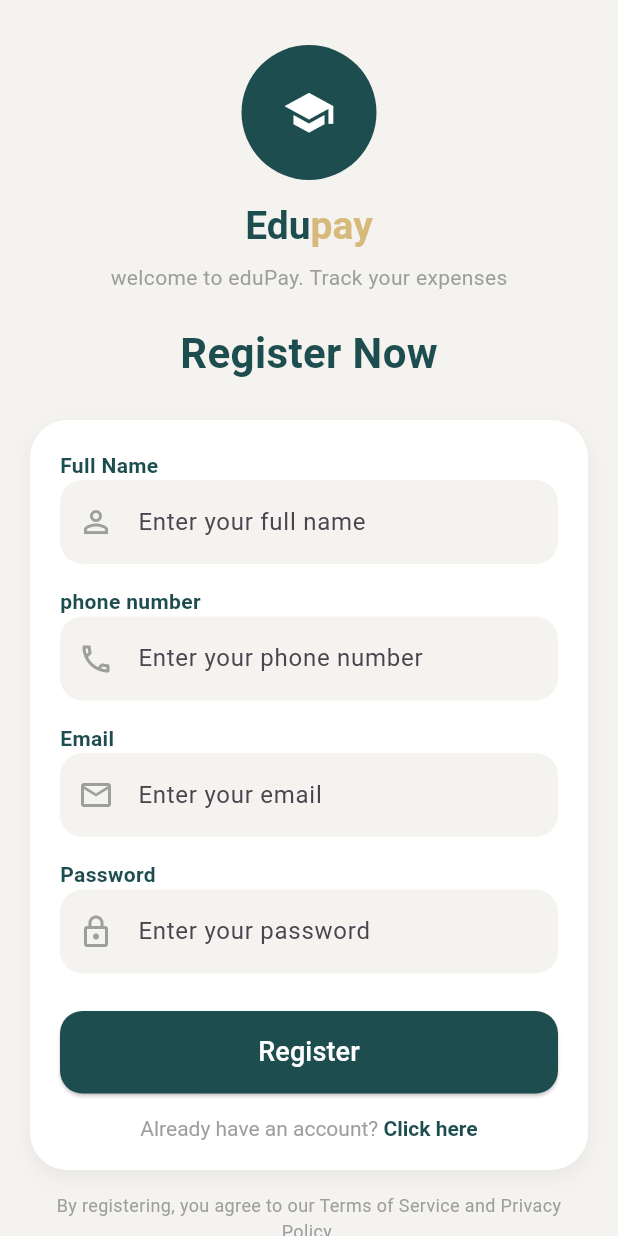
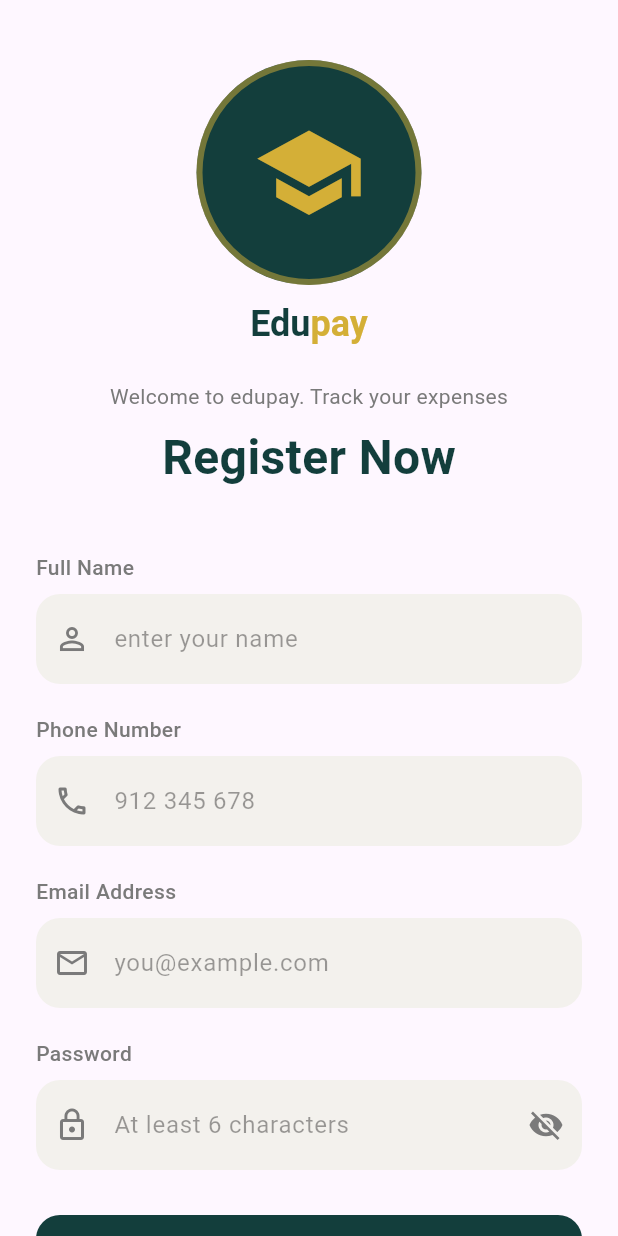
Before and after one commit to fathiahmet/student-expense-app, a Flutter app: the RegisterScreen screen opened directly, on a phone screen of 412 x 824 dp. Run offline on Flutter 3.47's test engine with Material 3 defaults, Android fonts, the phone set to English and light mode, and no system bars; our stand-ins replace cloud_firestore, firebase_auth, firebase_core; missing offline and left inert: student_expense_app; accounts and stored records are empty; statements that could not run were skipped.

Commit message:
RegisterScreen to enhance UI and streamline registration process

```diff
--- a/lib/screens/register_screen.dart
+++ b/lib/screens/register_screen.dart
@@ -1,213 +1,148 @@
 import 'package:flutter/material.dart';
+import '../services/auth_service.dart';
+import '../utils/design_system.dart';
+import 'login_screen.dart';
+import 'dashboard_screen.dart';
 
 class RegisterScreen extends StatefulWidget {
-  const RegisterScreen({super.key});
+  const RegisterScreen({Key? key}) : super(key: key);
 
   @override
   State<RegisterScreen> createState() => _RegisterScreenState();
 }
 
 class _RegisterScreenState extends State<RegisterScreen> {
-  final bool _obscurePassword = true;
+  final _formKey = GlobalKey<FormState>();
+  final _nameCtrl = TextEditingController();
+  final _phoneCtrl = TextEditingController();
+  final _emailCtrl = TextEditingController();
+  final _passCtrl = TextEditingController();
+  bool _isLoading = false;
+
+  void _register() async {
+    if (!_formKey.currentState!.validate()) return;
+    setState(() => _isLoading = true);
+    try {
+      await AuthService().register(
+        _nameCtrl.text.trim(),
+        _phoneCtrl.text.trim(),
+        _emailCtrl.text.trim(),
+        _passCtrl.text.trim(),
+      );
+      if (!mounted) return;
+      Navigator.pushReplacement(
+        context,
+        MaterialPageRoute(builder: (_) => const DashboardScreen()),
+      );
+    } catch (e) {
+      ScaffoldMessenger.of(context).showSnackBar(
+        SnackBar(content: Text(e.toString()), backgroundColor: AppColors.error),
+      );
+    } finally {
+      if (mounted) setState(() => _isLoading = false);
+    }
+  }
 
   @override
   Widget build(BuildContext context) {
     return Scaffold(
-      backgroundColor: const Color(0xFFF5F3EF),
       body: SafeArea(
         child: SingleChildScrollView(
-          padding: const EdgeInsets.symmetric(horizontal: 20),
+          padding: const EdgeInsets.symmetric(horizontal: 24.0, vertical: 40.0),
+          child: Form(
+            key: _formKey,
             child: Column(
+              crossAxisAlignment: CrossAxisAlignment.center,
               children: [
-              const SizedBox(height: 30),
-              //Logo section
-              CircleAvatar(
-                radius: 45,
-                backgroundColor: const Color(0xff1e4d4f),
-                child: const Icon(Icons.school, color: Colors.white, size: 35),
+                const AppLogo(),
+                const SizedBox(height: 24),
+                const Text(
+                  'Welcome to edupay. Track your expenses',
+                  style: TextStyle(color: AppColors.textLight, fontSize: 14),
                 ),
-              const SizedBox(height: 15),
-              //App Name
-              RichText(
-                text: const TextSpan(
-                  children: [
-                    TextSpan(
-                      text: "Edu",
+                const SizedBox(height: 8),
+                const Text(
+                  'Register Now',
                   style: TextStyle(
-                        color: Color(0xff1e4d4f),
-                        fontSize: 26,
+                    fontSize: 32,
                     fontWeight: FontWeight.bold,
+                    color: AppColors.primary,
                   ),
                 ),
-                    TextSpan(
-                      text: "pay",
-                      style: TextStyle(
-                        color: Color(0xffd6b97b),
-                        fontSize: 26,
-                        fontWeight: FontWeight.bold,
+                const SizedBox(height: 40),
+                LabeledInput(
+                  label: 'Full Name',
+                  hint: 'enter your name',
+                  prefixIcon: Icons.person_outline,
+                  controller: _nameCtrl,
+                  validator: (v) => v!.isEmpty ? 'Name is required' : null,
                 ),
+                LabeledInput(
+                  label: 'Phone Number',
+                  hint: '912 345 678',
+                  prefixIcon: Icons.phone_outlined,
+                  controller: _phoneCtrl,
+                  keyboardType: TextInputType.phone,
                 ),
-                  ],
+                LabeledInput(
+                  label: 'Email Address',
+                  hint: 'you@example.com',
+                  prefixIcon: Icons.mail_outline,
+                  controller: _emailCtrl,
+                  keyboardType: TextInputType.emailAddress,
+                  validator: (v) => v!.isEmpty || !v.contains('@')
+                      ? 'Enter valid email'
+                      : null,
                 ),
+                LabeledInput(
+                  label: 'Password',
+                  hint: 'At least 6 characters',
+                  prefixIcon: Icons.lock_outline,
+                  controller: _passCtrl,
+                  isPassword: true,
+                  validator: (v) =>
+                      v!.length < 6 ? 'Minimum 6 characters' : null,
                 ),
                 const SizedBox(height: 10),
+                CustomButton(
+                  text: 'Register',
+                  onPressed: _register,
+                  isLoading: _isLoading,
+                ),
+                const SizedBox(height: 24),
+                Row(
+                  mainAxisAlignment: MainAxisAlignment.center,
+                  children: [
                     const Text(
-                "welcome to eduPay. Track your expenses",
-                style: TextStyle(color: Colors.grey, fontSize: 14),
+                      "Already have an account? ",
+                      style: TextStyle(color: AppColors.textLight),
                     ),
-              const SizedBox(height: 20),
-              const Text(
-                "Register Now",
-                style: TextStyle(
-                  fontSize: 28,
-                  fontWeight: FontWeight.bold,
-                  color: Color(0xff1e4d4f),
-                ),
-              ),
-              const SizedBox(height: 25),
-
-              //Form container
-              Container(
-                padding: const EdgeInsets.all(20),
-                decoration: BoxDecoration(
-                  color: Colors.white,
-                  borderRadius: BorderRadius.circular(25),
-                  boxShadow: [
-                    BoxShadow(
-                      color: Colors.black.withOpacity(0.05),
-                      blurRadius: 10,
-                      offset: const Offset(0, 5),
-                    ),
-                  ],
-                ),
-                child: Column(
-                  crossAxisAlignment: CrossAxisAlignment.start,
-                  children: [
-                    _buildLabel("Full Name"),
-                    _buildTextField(
-                      hint: "Enter your full name",
-                      icon: Icons.person_outline,
-                    ),
-                    const SizedBox(height: 15),
-                    _buildLabel("phone number"),
-                    _buildTextField(
-                      hint: "Enter your phone number",
-                      icon: Icons.phone_outlined,
-                      keyboardType: TextInputType.phone,
-                    ),
-                    const SizedBox(height: 15),
-                    _buildLabel("Email"),
-                    _buildTextField(
-                      hint: "Enter your email",
-                      icon: Icons.email_outlined,
-                      keyboardType: TextInputType.emailAddress,
-                    ),
-                    const SizedBox(height: 15),
-                    _buildLabel("Password"),
-                    _buildTextField(
-                      hint: "Enter your password",
-                      icon: Icons.lock_outline,
-                      isPassword: true,
-                      // obscureText: _obscurePassword,
-                      // suffixIcon: IconButton(
-                      //   icon: Icon(
-                      //     _obscurePassword ? Icons.visibility : Icons.visibility_off,
-                      //     color: Colors.grey,
-                      //   ),
-                      //   onPressed: () {
-                      //     setState(() {
-                      //       _obscurePassword = !_obscurePassword;
-                      //     });
-                      //   },
-                      // ),
-                    ),
-                    const SizedBox(height: 25),
-                    SizedBox(
-                      width: double.infinity,
-                      height: 55,
-                      child: ElevatedButton(
-                        onPressed: () {
-                          // Handle registration logic here
-                        },
-                        style: ElevatedButton.styleFrom(
-                          backgroundColor: const Color(0xff1e4d4f),
-                          // padding: const EdgeInsets.symmetric(vertical: 15),
-                          shape: RoundedRectangleBorder(
-                            borderRadius: BorderRadius.circular(15),
-                          ),
+                    GestureDetector(
+                      onTap: () => Navigator.pushReplacement(
+                        context,
+                        MaterialPageRoute(builder: (_) => const LoginPage()),
                       ),
                       child: const Text(
-                          "Register",
-                          style: TextStyle(fontSize: 18, color: Colors.white),
-                        ),
-                      ),
-                    ),
-                    const SizedBox(height: 15),
-                    //Login Link
-                    Center(
-                      child: RichText(
-                        text: const TextSpan(
-                          text: "Already have an account? ",
-                          style: TextStyle(color: Colors.grey),
-                          children: [
-                            TextSpan(
-                              text: "Click here",
+                        'Click here',
                         style: TextStyle(
-                                color: Color(0xff1e4d4f),
                           fontWeight: FontWeight.bold,
-                              ),
-                            ),
-                          ],
+                          color: AppColors.primary,
                         ),
                       ),
                     ),
                   ],
                 ),
+                const SizedBox(height: 24),
+                const Text(
+                  'By registering you agree to our Terms & Privacy Policy',
+                  style: TextStyle(color: Colors.black38, fontSize: 12),
+                  textAlign: TextAlign.center,
                 ),
-              const SizedBox(height: 15),
-              const Text(
-                "By registering, you agree to our Terms of Service and Privacy Policy.",
-                textAlign: TextAlign.center,
-                style: TextStyle(color: Colors.grey, fontSize: 12),
+              ],
             ),
-              const SizedBox(height: 20),
-            ],
           ),
         ),
       ),
     );
   }
 }
-
-Widget _buildLabel(String text) {
-  return Text(
-    text,
-    style: const TextStyle(
-      fontSize: 14,
-      fontWeight: FontWeight.bold,
-      color: Color(0xff1e4d4f),
-    ),
-  );
-}
-
-Widget _buildTextField({
-  required String hint,
-  required IconData icon,
-  bool isPassword = false,
-  TextInputType keyboardType = TextInputType.text,
-}) {
-  return TextField(
-    obscureText: isPassword,
-    keyboardType: keyboardType,
-    decoration: InputDecoration(
-      hintText: hint,
-      prefixIcon: Icon(icon, color: Colors.grey),
-      filled: true,
-      fillColor: const Color(0xFFF5F3EF),
-      border: OutlineInputBorder(
-        borderRadius: BorderRadius.circular(15),
-        borderSide: BorderSide.none,
-      ),
-    ),
-  );
-}
```
Lines whose indentation alone changed are shown as unchanged.
